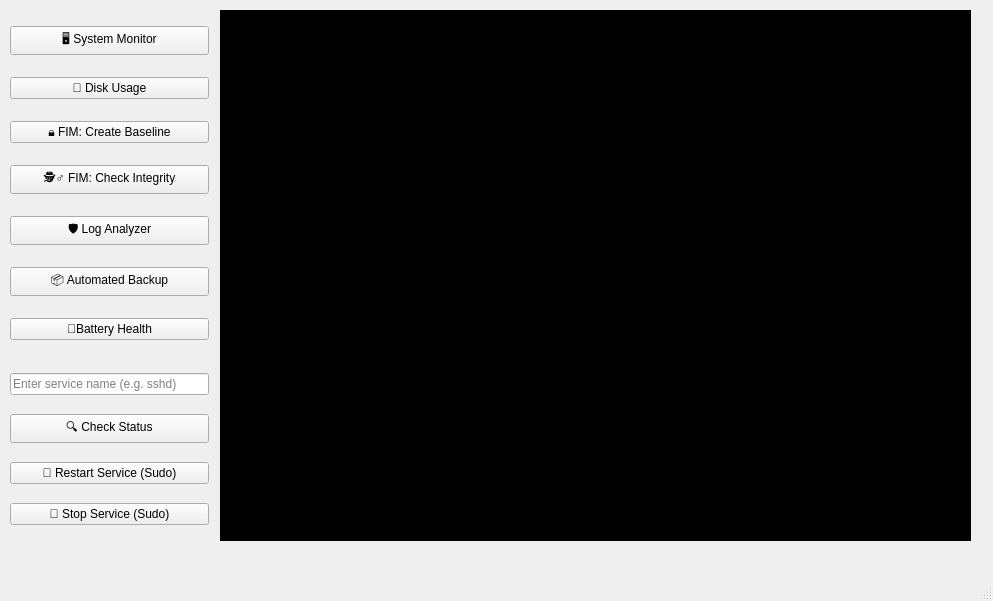
Futhark1393/sysadmin-toolbox, file assets/toolbox.ui: the form before one commit.
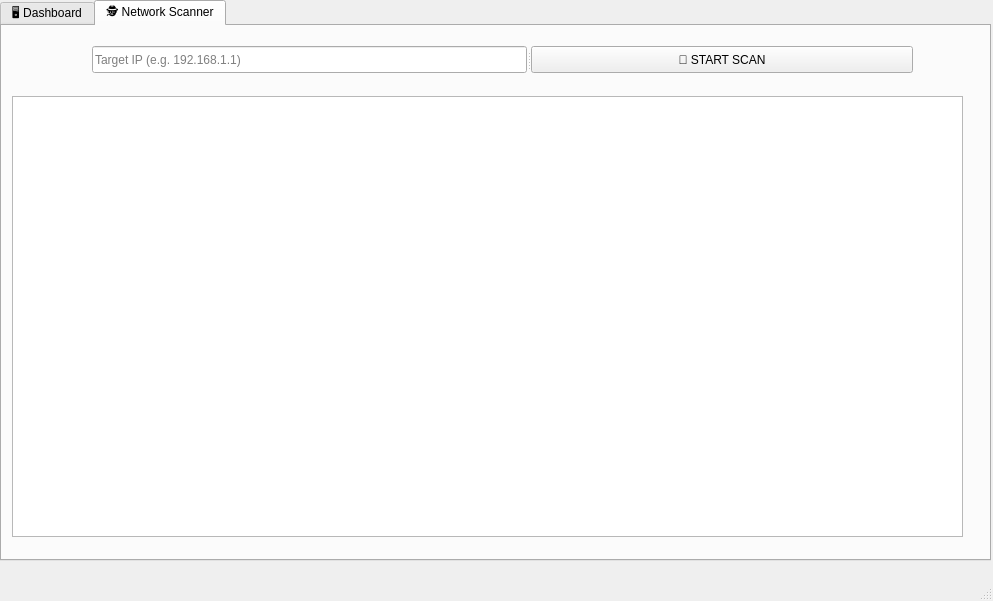
The form after the commit. The open tabs and pages were chosen to show the change.

Commit message: feat: release v2.4 - added Tabbed Interface and Network Scanner (Port 22-8080)

```diff
--- a/assets/toolbox.ui
+++ b/assets/toolbox.ui
@@ -14,76 +14,76 @@
    <string>MainWindow</string>
   </property>
   <widget class="QWidget" name="centralwidget">
-   <widget class="QTextEdit" name="text_output">
+   <widget class="QTabWidget" name="tabWidget">
     <property name="geometry">
      <rect>
-      <x>220</x>
-      <y>10</y>
-      <width>751</width>
-      <height>531</height>
+      <x>0</x>
+      <y>0</y>
+      <width>991</width>
+      <height>561</height>
      </rect>
     </property>
-    <property name="styleSheet">
-     <string notr="true">background-color: black; color: #39ff14; font-family: Monospace; font-size: 12px;</string>
+    <property name="currentIndex">
+     <number>0</number>
     </property>
-    <property name="readOnly">
-     <bool>true</bool>
-    </property>
-   </widget>
+    <widget class="QWidget" name="tab_1">
+     <attribute name="title">
+      <string>🖥️ Dashboard</string>
+     </attribute>
    <widget class="QWidget" name="layoutWidget">
     <property name="geometry">
      <rect>
-      <x>10</x>
+        <x>0</x>
       <y>10</y>
       <width>199</width>
-      <height>351</height>
-     </rect>
-    </property>
-    <layout class="QVBoxLayout" name="verticalLayout">
+        <height>321</height>
+       </rect>
+      </property>
+      <layout class="QVBoxLayout" name="verticalLayout_3">
      <item>
-      <widget class="QPushButton" name="btn_monitor">
+        <widget class="QPushButton" name="btn_monitor_2">
        <property name="text">
         <string>🖥️ System Monitor</string>
        </property>
       </widget>
      </item>
      <item>
-      <widget class="QPushButton" name="btn_disk">
+        <widget class="QPushButton" name="btn_disk_2">
        <property name="text">
         <string>💾 Disk Usage</string>
        </property>
       </widget>
      </item>
      <item>
-      <widget class="QPushButton" name="btn_fim_init">
+        <widget class="QPushButton" name="btn_fim_init_2">
        <property name="text">
         <string>🔒 FIM: Create Baseline</string>
        </property>
       </widget>
      </item>
      <item>
-      <widget class="QPushButton" name="btn_fim_check">
+        <widget class="QPushButton" name="btn_fim_check_2">
        <property name="text">
         <string>🕵️‍♂️ FIM: Check Integrity</string>
        </property>
       </widget>
      </item>
      <item>
-      <widget class="QPushButton" name="btn_logs">
+        <widget class="QPushButton" name="btn_logs_2">
        <property name="text">
         <string>🛡️ Log Analyzer</string>
        </property>
       </widget>
      </item>
      <item>
-      <widget class="QPushButton" name="btn_backup">
+        <widget class="QPushButton" name="btn_backup_2">
        <property name="text">
         <string>📦 Automated Backup</string>
        </property>
       </widget>
      </item>
      <item>
-      <widget class="QPushButton" name="btn_battery">
+        <widget class="QPushButton" name="btn_battery_2">
        <property name="text">
         <string>🔋Battery Health</string>
        </property>
@@ -91,45 +91,101 @@
      </item>
     </layout>
    </widget>
-   <widget class="QWidget" name="">
+     <widget class="QTextEdit" name="text_output">
     <property name="geometry">
      <rect>
-      <x>10</x>
-      <y>360</y>
+        <x>210</x>
+        <y>20</y>
+        <width>771</width>
+        <height>501</height>
+       </rect>
+      </property>
+      <property name="styleSheet">
+       <string notr="true">background-color: black; color: #39ff14; font-family: Monospace; font-size: 12px;</string>
+      </property>
+      <property name="readOnly">
+       <bool>true</bool>
+      </property>
+     </widget>
+     <widget class="QWidget" name="layoutWidget_2">
+      <property name="geometry">
+       <rect>
+        <x>0</x>
+        <y>340</y>
       <width>199</width>
       <height>181</height>
      </rect>
     </property>
-    <layout class="QVBoxLayout" name="verticalLayout_2">
+      <layout class="QVBoxLayout" name="verticalLayout_4">
      <item>
-      <widget class="QLineEdit" name="input_service">
+        <widget class="QLineEdit" name="input_service_2">
        <property name="placeholderText">
         <string>Enter service name (e.g. sshd)</string>
        </property>
       </widget>
      </item>
      <item>
-      <widget class="QPushButton" name="btn_svc_status">
+        <widget class="QPushButton" name="btn_svc_status_2">
        <property name="text">
         <string>🔍 Check Status</string>
        </property>
       </widget>
      </item>
      <item>
-      <widget class="QPushButton" name="btn_svc_restart">
+        <widget class="QPushButton" name="btn_svc_restart_2">
        <property name="text">
         <string>🔄 Restart Service (Sudo)</string>
        </property>
       </widget>
      </item>
      <item>
-      <widget class="QPushButton" name="btn_svc_stop">
+        <widget class="QPushButton" name="btn_svc_stop_2">
        <property name="text">
         <string>🛑 Stop Service (Sudo)</string>
        </property>
       </widget>
      </item>
     </layout>
+     </widget>
+    </widget>
+    <widget class="QWidget" name="tab_7">
+     <attribute name="title">
+      <string>🕵️ Network Scanner</string>
+     </attribute>
+     <widget class="QTextEdit" name="text_scan_result">
+      <property name="geometry">
+       <rect>
+        <x>10</x>
+        <y>70</y>
+        <width>951</width>
+        <height>441</height>
+       </rect>
+      </property>
+     </widget>
+     <widget class="QSplitter" name="splitter">
+      <property name="geometry">
+       <rect>
+        <x>90</x>
+        <y>20</y>
+        <width>821</width>
+        <height>27</height>
+       </rect>
+      </property>
+      <property name="orientation">
+       <enum>Qt::Orientation::Horizontal</enum>
+      </property>
+      <widget class="QLineEdit" name="input_ip">
+       <property name="placeholderText">
+        <string>Target IP (e.g. 192.168.1.1)</string>
+       </property>
+      </widget>
+      <widget class="QPushButton" name="btn_scan">
+       <property name="text">
+        <string>🚀 START SCAN</string>
+       </property>
+      </widget>
+     </widget>
+    </widget>
    </widget>
   </widget>
   <widget class="QMenuBar" name="menubar">
```
Lines whose indentation alone changed are shown as unchanged. The commit also changes 5 other files.
